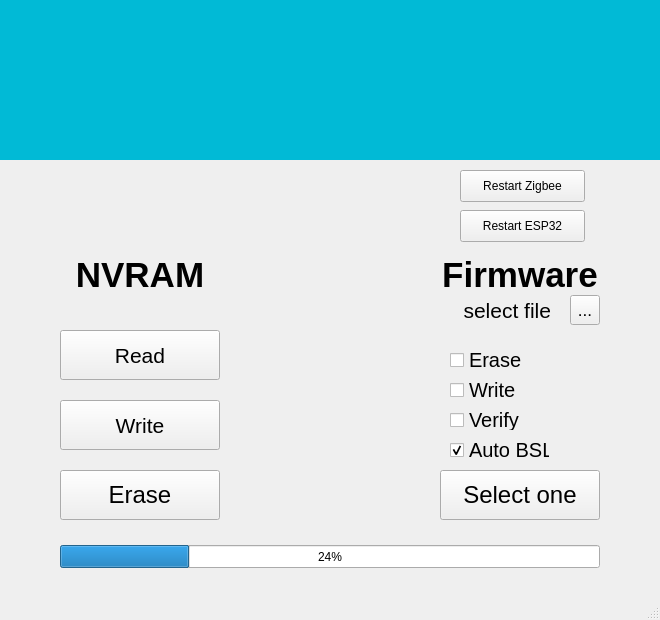
The window that ui/main.ui (xyzroe/ZigStarGW-MT) describes before a commit, drawn with Qt 5.
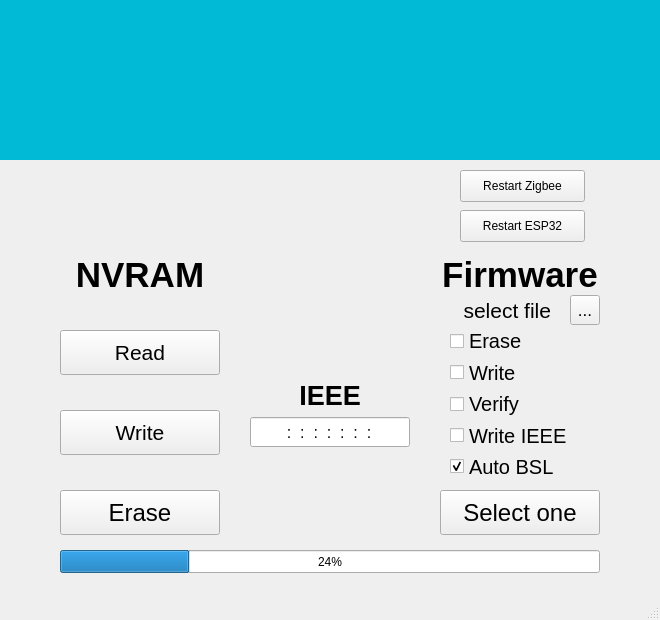
The same window after the commit. Icons and pictures are not drawn.

Diff of the .ui file:
```diff
--- a/ui/main.ui
+++ b/ui/main.ui
@@ -72,7 +72,7 @@
     <property name="geometry">
      <rect>
       <x>60</x>
-      <y>545</y>
+      <y>550</y>
       <width>540</width>
       <height>23</height>
      </rect>
@@ -145,7 +145,7 @@
       <x>60</x>
       <y>330</y>
       <width>160</width>
-      <height>50</height>
+      <height>45</height>
      </rect>
     </property>
     <property name="font">
@@ -158,32 +158,13 @@
      <string>Read</string>
     </property>
    </widget>
-   <widget class="QCheckBox" name="checkBox_fw_verify">
-    <property name="geometry">
-     <rect>
-      <x>450</x>
-      <y>410</y>
-      <width>80</width>
-      <height>20</height>
-     </rect>
-    </property>
-    <property name="font">
-     <font>
-      <family>Arial</family>
-      <pointsize>15</pointsize>
-     </font>
-    </property>
-    <property name="text">
-     <string>Verify</string>
-    </property>
-   </widget>
    <widget class="QPushButton" name="pushButton_fw_run">
     <property name="geometry">
      <rect>
       <x>440</x>
-      <y>470</y>
+      <y>490</y>
       <width>160</width>
-      <height>50</height>
+      <height>45</height>
      </rect>
     </property>
     <property name="font">
@@ -200,9 +181,9 @@
     <property name="geometry">
      <rect>
       <x>60</x>
-      <y>400</y>
+      <y>410</y>
       <width>160</width>
-      <height>50</height>
+      <height>45</height>
      </rect>
     </property>
     <property name="font">
@@ -219,9 +200,9 @@
     <property name="geometry">
      <rect>
       <x>60</x>
-      <y>470</y>
+      <y>490</y>
       <width>160</width>
-      <height>50</height>
+      <height>45</height>
      </rect>
     </property>
     <property name="font">
@@ -258,25 +239,6 @@
      <set>Qt::AlignCenter</set>
     </property>
    </widget>
-   <widget class="QCheckBox" name="checkBox_fw_erase">
-    <property name="geometry">
-     <rect>
-      <x>450</x>
-      <y>350</y>
-      <width>80</width>
-      <height>20</height>
-     </rect>
-    </property>
-    <property name="font">
-     <font>
-      <family>Arial</family>
-      <pointsize>15</pointsize>
-     </font>
-    </property>
-    <property name="text">
-     <string>Erase</string>
-    </property>
-   </widget>
    <widget class="QLabel" name="file_name">
     <property name="geometry">
      <rect>
@@ -327,25 +289,6 @@
      <string>Restart Zigbee</string>
     </property>
    </widget>
-   <widget class="QCheckBox" name="checkBox_fw_write">
-    <property name="geometry">
-     <rect>
-      <x>450</x>
-      <y>380</y>
-      <width>80</width>
-      <height>20</height>
-     </rect>
-    </property>
-    <property name="font">
-     <font>
-      <family>Arial</family>
-      <pointsize>15</pointsize>
-     </font>
-    </property>
-    <property name="text">
-     <string>Write</string>
-    </property>
-   </widget>
    <widget class="QLabel" name="label_top_bg">
     <property name="geometry">
      <rect>
@@ -403,28 +346,144 @@
      <bool>true</bool>
     </property>
    </widget>
-   <widget class="QCheckBox" name="checkBox_bsl">
+   <widget class="QLineEdit" name="lineEdit_ieee">
     <property name="geometry">
      <rect>
-      <x>450</x>
-      <y>440</y>
-      <width>100</width>
-      <height>20</height>
+      <x>250</x>
+      <y>417</y>
+      <width>160</width>
+      <height>30</height>
+     </rect>
+    </property>
+    <property name="font">
+     <font>
+      <pointsize>12</pointsize>
+     </font>
+    </property>
+    <property name="toolTipDuration">
+     <number>-1</number>
+    </property>
+    <property name="inputMask">
+     <string>HH:HH:HH:HH:HH:HH:HH:HH</string>
+    </property>
+    <property name="text">
+     <string>:::::::</string>
+    </property>
+    <property name="alignment">
+     <set>Qt::AlignCenter</set>
+    </property>
+    <property name="dragEnabled">
+     <bool>false</bool>
+    </property>
+    <property name="readOnly">
+     <bool>false</bool>
+    </property>
+   </widget>
+   <widget class="QLabel" name="label_ieee">
+    <property name="geometry">
+     <rect>
+      <x>250</x>
+      <y>380</y>
+      <width>160</width>
+      <height>30</height>
      </rect>
     </property>
     <property name="font">
      <font>
       <family>Arial</family>
-      <pointsize>15</pointsize>
+      <pointsize>20</pointsize>
+      <weight>75</weight>
+      <bold>true</bold>
      </font>
     </property>
     <property name="text">
-     <string>Auto BSL</string>
+     <string>IEEE</string>
     </property>
-    <property name="checked">
-     <bool>true</bool>
+    <property name="alignment">
+     <set>Qt::AlignCenter</set>
     </property>
    </widget>
+   <widget class="QWidget" name="layoutWidget">
+    <property name="geometry">
+     <rect>
+      <x>450</x>
+      <y>328</y>
+      <width>141</width>
+      <height>151</height>
+     </rect>
+    </property>
+    <layout class="QVBoxLayout" name="verticalLayout">
+     <item>
+      <widget class="QCheckBox" name="checkBox_fw_erase">
+       <property name="font">
+        <font>
+         <family>Arial</family>
+         <pointsize>15</pointsize>
+        </font>
+       </property>
+       <property name="text">
+        <string>Erase</string>
+       </property>
+      </widget>
+     </item>
+     <item>
+      <widget class="QCheckBox" name="checkBox_fw_write">
+       <property name="font">
+        <font>
+         <family>Arial</family>
+         <pointsize>15</pointsize>
+        </font>
+       </property>
+       <property name="text">
+        <string>Write</string>
+       </property>
+      </widget>
+     </item>
+     <item>
+      <widget class="QCheckBox" name="checkBox_fw_verify">
+       <property name="font">
+        <font>
+         <family>Arial</family>
+         <pointsize>15</pointsize>
+        </font>
+       </property>
+       <property name="text">
+        <string>Verify</string>
+       </property>
+      </widget>
+     </item>
+     <item>
+      <widget class="QCheckBox" name="checkBox_ieee_write">
+       <property name="font">
+        <font>
+         <family>Arial</family>
+         <pointsize>15</pointsize>
+        </font>
+       </property>
+       <property name="text">
+        <string>Write IEEE</string>
+       </property>
+      </widget>
+     </item>
+     <item>
+      <widget class="QCheckBox" name="checkBox_bsl">
+       <property name="font">
+        <font>
+         <family>Arial</family>
+         <pointsize>15</pointsize>
+        </font>
+       </property>
+       <property name="text">
+        <string>Auto BSL</string>
+       </property>
+       <property name="checked">
+        <bool>true</bool>
+       </property>
+      </widget>
+     </item>
+    </layout>
+   </widget>
+   <zorder>layoutWidget</zorder>
    <zorder>label_top_bg</zorder>
    <zorder>label_nv</zorder>
    <zorder>progressBar</zorder>
```
Left out of the diff: 6 changed lines with no effect on the pictures.
